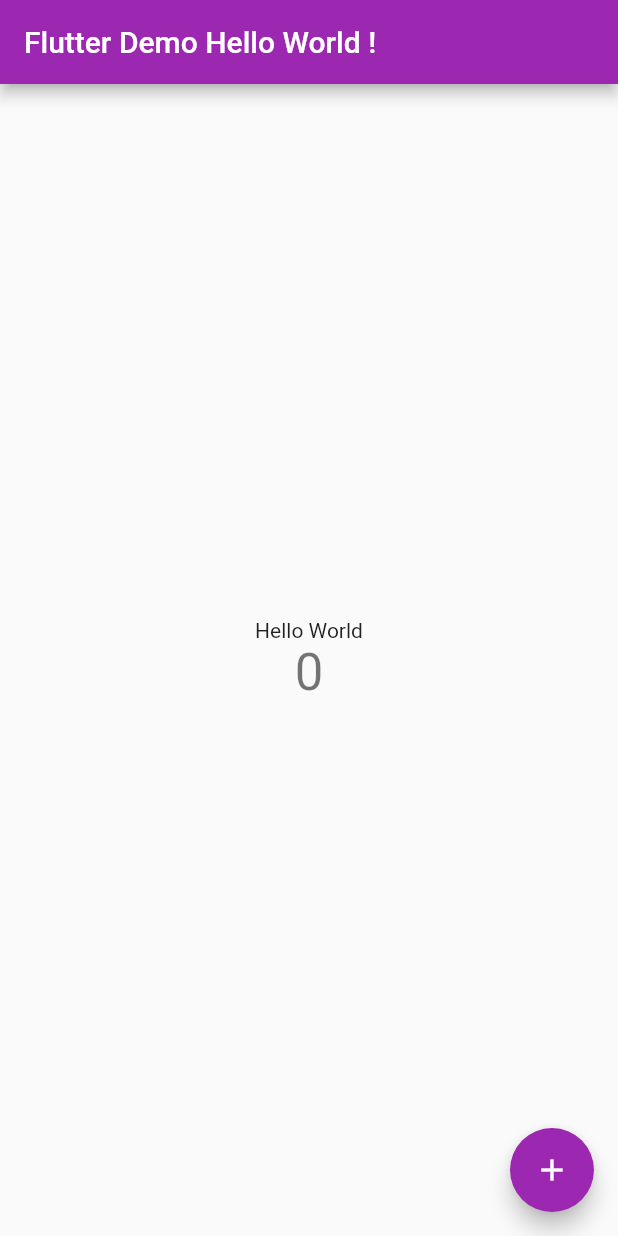
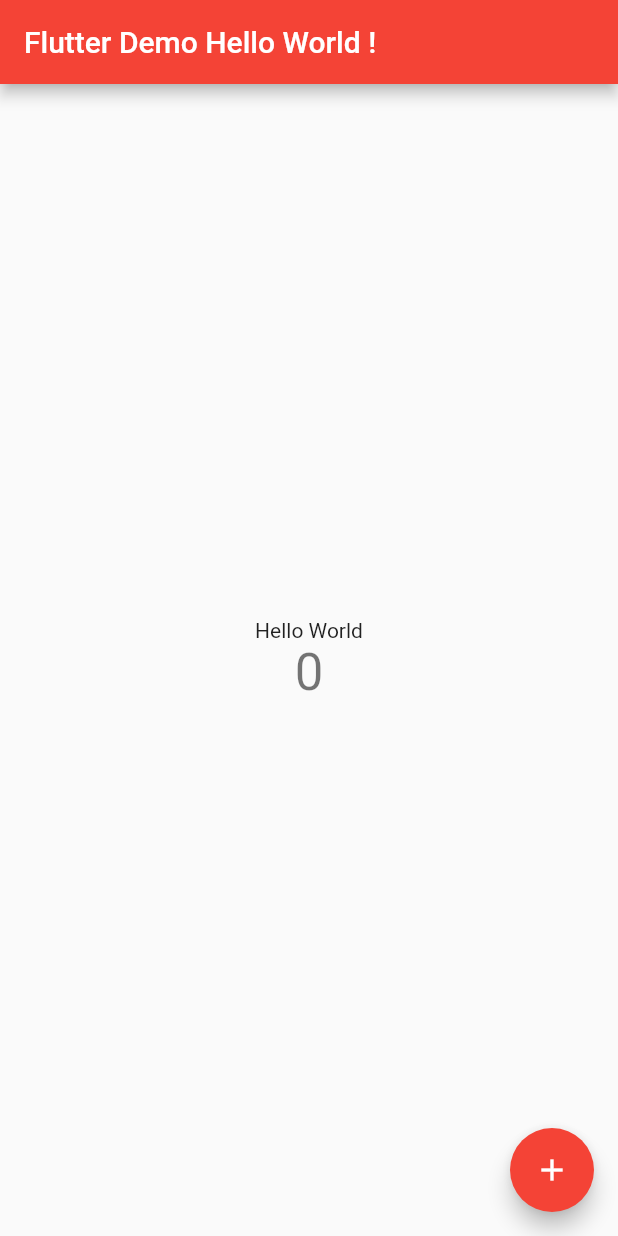
Before and after one commit to riikuid/flutter-hello-world, a Flutter app: the screen it shows after launch, on a phone screen of 412 x 824 dp. Run offline on Flutter 3.47's test engine with Material 2 defaults, Android fonts, the phone set to English and light mode, and no system bars.

Commit message:
Commit ke-3

```diff
--- a/lib/main.dart
+++ b/lib/main.dart
@@ -22,7 +22,7 @@
         // or simply save your changes to "hot reload" in a Flutter IDE).
         // Notice that the counter didn't reset back to zero; the application
         // is not restarted.
-        primarySwatch: Colors.purple,
+        primarySwatch: Colors.red,
       ),
       home: const MyHomePage(title: 'Flutter Demo Hello World !'),
     );
```
